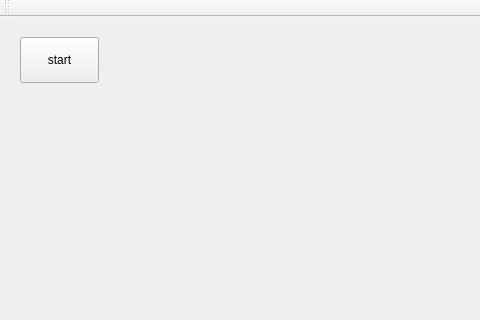
The window that myclass.ui (nararan/Its-Me) describes before a commit, drawn with Qt 5; both pictures show x 0 to 480 and y 0 to 320 of the 1115 by 756 pixel window.
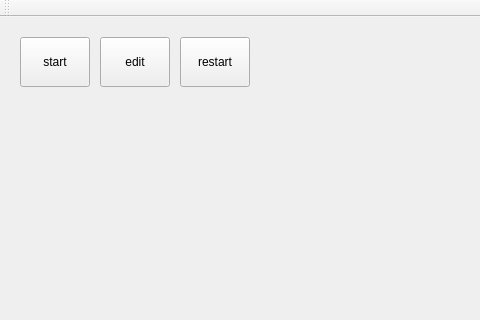
The same window after the commit.

Commit message: ui 수정 (openCV 캠 사용 )

Patch:
```diff
--- a/myclass.ui
+++ b/myclass.ui
@@ -19,8 +19,8 @@
      <rect>
       <x>20</x>
       <y>20</y>
-      <width>79</width>
-      <height>46</height>
+      <width>70</width>
+      <height>50</height>
      </rect>
     </property>
     <property name="text">
@@ -38,6 +38,32 @@
     </property>
     <layout class="QVBoxLayout" name="verticalLayout"/>
    </widget>
+   <widget class="QPushButton" name="editBtn">
+    <property name="geometry">
+     <rect>
+      <x>100</x>
+      <y>20</y>
+      <width>70</width>
+      <height>50</height>
+     </rect>
+    </property>
+    <property name="text">
+     <string>edit</string>
+    </property>
+   </widget>
+   <widget class="QPushButton" name="pushButton">
+    <property name="geometry">
+     <rect>
+      <x>180</x>
+      <y>20</y>
+      <width>70</width>
+      <height>50</height>
+     </rect>
+    </property>
+    <property name="text">
+     <string>restart</string>
+    </property>
+   </widget>
    <zorder>verticalLayoutWidget</zorder>
    <zorder>strBtn</zorder>
   </widget>
```
Left out of the diff: 36 changed lines with no effect on the pictures. The commit also changes 6 other files.
